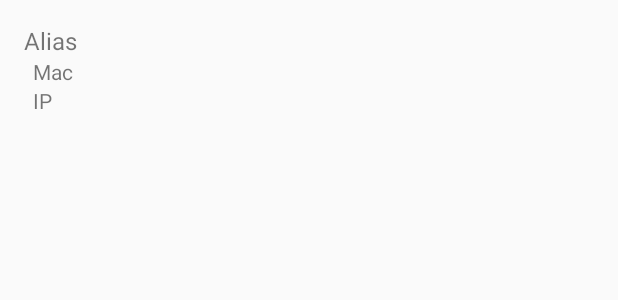
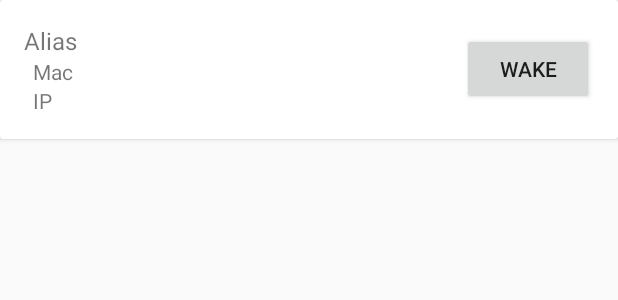
Before and after one commit to petgoldfish/WOL, an Android app: the layout list_item_row.xml on its own in the app's theme, with its tools: preview values and no code run, on a phone screen of 412 x 824 dp. Shown: the top 300 px of the screen. Run offline under Robolectric (Android 15) with nearby library versions, the phone set to English and light mode, and no system bars.

Commit message:
RecyclerView to display data

```diff
--- a/app/build.gradle
+++ b/app/build.gradle
@@ -25,4 +25,6 @@ dependencies {
     compile 'com.android.support:appcompat-v7:23.1.1'
     compile 'com.android.support:design:23.1.1'
     compile 'com.github.satyan:sugar:1.4'
+    compile 'com.android.support:cardview-v7:23.1.1'
+    compile 'com.android.support:recyclerview-v7:23.1.1'
 }
--- a/app/src/main/res/layout/list_item_row.xml
+++ b/app/src/main/res/layout/list_item_row.xml
@@ -1,9 +1,17 @@
 <?xml version="1.0" encoding="utf-8"?>
-<LinearLayout xmlns:android="http://schemas.android.com/apk/res/android"
+<android.support.v7.widget.CardView xmlns:android="http://schemas.android.com/apk/res/android"
+    android:layout_width="match_parent"
+    android:layout_height="wrap_content">
+
+    <RelativeLayout
         android:layout_width="match_parent"
         android:layout_height="match_parent"
-    android:orientation="vertical"
         android:padding="16dp">
+
+        <LinearLayout
+            android:layout_width="wrap_content"
+            android:layout_height="wrap_content"
+            android:orientation="vertical">
 
             <TextView
                 android:id="@+id/aliasDisplay"
@@ -26,4 +34,19 @@
                 android:layout_marginLeft="6dp"
                 android:text="IP" />
 
+
         </LinearLayout>
+
+
+        <Button
+            android:id="@+id/wakeBtn"
+            android:layout_width="wrap_content"
+            android:layout_height="wrap_content"
+            android:layout_alignParentEnd="true"
+            android:layout_alignParentRight="true"
+            android:layout_centerVertical="true"
+            android:text="@string/wake_btn_text" />
+
+    </RelativeLayout>
+
+</android.support.v7.widget.CardView>
--- a/app/src/main/res/values/strings.xml
+++ b/app/src/main/res/values/strings.xml
@@ -3,4 +3,5 @@
     <string name="mac_hint_text">MAC Address</string>
     <string name="ip_hint_text">IP Address</string>
     <string name="alias_prompt_text">Device Alias</string>
+    <string name="wake_btn_text">WAKE</string>
 </resources>
```
Also changed, not shown: app/src/main/java/com/petgoldfish/wolbruv/MainActivity.java (+14 -43 lines), app/src/main/java/com/petgoldfish/wolbruv/RVAdapter.java (added, +82 -0 lines), app/src/main/res/layout/content_main.xml (+4 -7 lines). Lines whose indentation alone changed are shown as unchanged.
